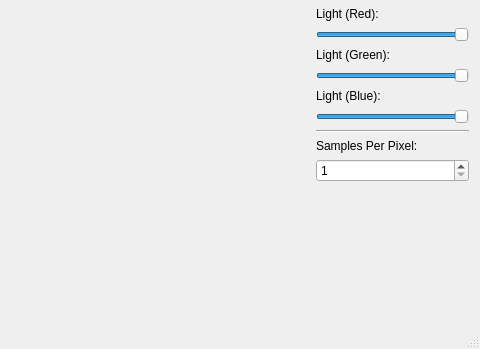
Before: the Qt Designer form mainwindow.ui in TimSevereijns/D-Viz, drawn with Qt 5; both pictures show x 720 to 1200 and y 451 to 800 of the 1200 by 800 pixel window.
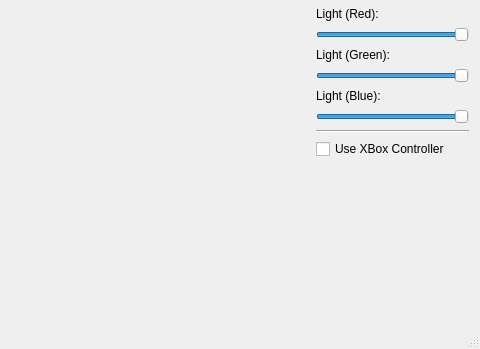
After: the same form once the commit is applied.

Commit message:
XBox Controller & Miscellaneous
- Removed fxaa.frag file reference.
+ Added a checkbox to use the XBox controller.

Note: Needed to add xinput1_4.dll to the build output directory.

```diff
--- a/mainwindow.ui
+++ b/mainwindow.ui
@@ -336,19 +336,9 @@
       </widget>
      </item>
      <item>
-      <widget class="QLabel" name="label_7">
+      <widget class="QCheckBox" name="useXBoxController">
        <property name="text">
-        <string>Samples Per Pixel:</string>
-       </property>
-      </widget>
-     </item>
-     <item>
-      <widget class="QSpinBox" name="antiAliasingSpinner">
-       <property name="minimum">
-        <number>1</number>
-       </property>
-       <property name="maximum">
-        <number>16</number>
+        <string>Use XBox Controller</string>
        </property>
       </widget>
      </item>
```
Left out of the diff: 2 changed lines with no effect on the pictures. The commit also changes 4 other files.
